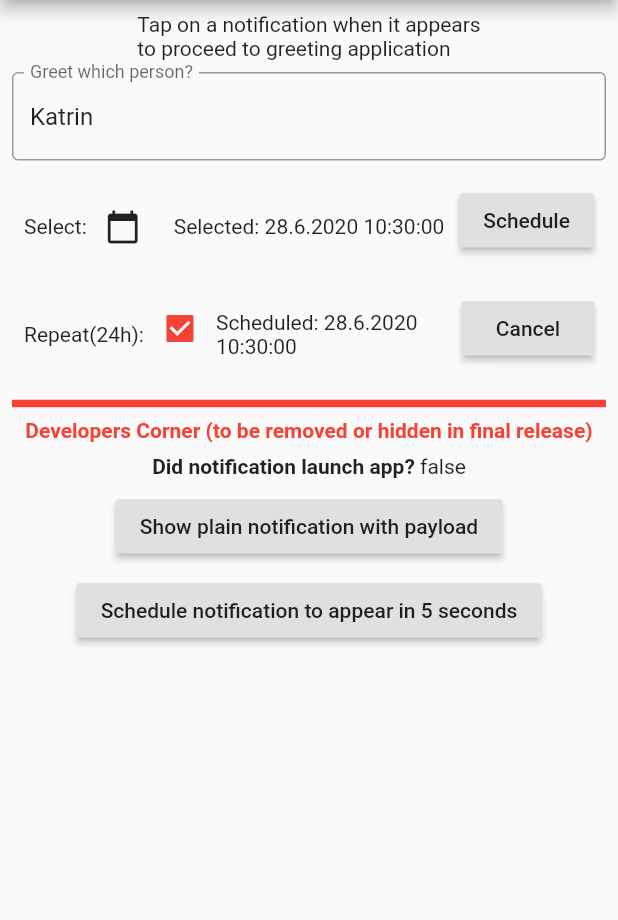
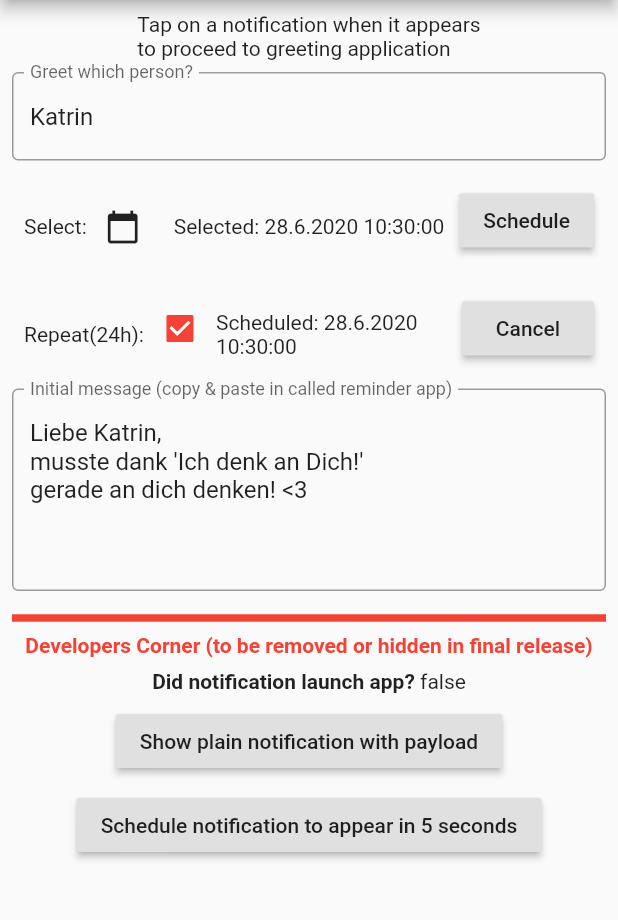
Before and after one commit to ascheman/ichdenkandich, a Flutter app: the screen it shows after launch, after a tap on "Schedule", on a phone screen of 412 x 824 dp, the part 84-1004 px from its top. Run offline on Flutter 3.47's test engine with Material 2 defaults, Android fonts, the phone set to English and light mode, and no system bars; our stand-ins replace flutter_datetime_picker, flutter_local_notifications, logger, rxdart; missing offline and left inert: clipboard_manager, flutter_appavailability.

Commit message:
Edit greeting message and copy to clipboard to paste

```diff
--- a/lib/launchapplication.dart
+++ b/lib/launchapplication.dart
@@ -10,9 +10,10 @@ import 'package:logger/logger.dart';
 final log = Logger();
 
 class LaunchApplication extends StatefulWidget {
-  LaunchApplication(this.payload);
+  LaunchApplication(this.payload, this.message);
 
   final String payload;
+  final String message;
 
   @override
   State<StatefulWidget> createState() => LaunchApplicationState();
@@ -20,6 +21,7 @@ class LaunchApplication extends StatefulWidget {
 
 class LaunchApplicationState extends State<LaunchApplication> {
   String _payload;
+  String _message;
 
   List<Map<String, String>> installedApps;
 
@@ -64,6 +66,7 @@ class LaunchApplicationState extends State<LaunchApplication> {
   void initState() {
     super.initState();
     _payload = widget.payload;
+    _message = widget.message;
   }
 
   @override
@@ -71,7 +74,7 @@ class LaunchApplicationState extends State<LaunchApplication> {
     if (installedApps == null) {
       getApps();
     }
-    ClipboardManager.copyToClipBoard("Liebe $_payload, ich musste gerade an dich denken!");
+    ClipboardManager.copyToClipBoard(_message);
     return Scaffold(
       appBar: AppBar(
         title: Text('Send Greetings to ${(_payload ?? '')} via'),
--- a/lib/main.dart
+++ b/lib/main.dart
@@ -59,6 +59,7 @@ class PaddedRaisedButton extends StatelessWidget {
 }
 
 Future<void> main() async {
+  log.d("Starting main");
   // needed if you intend to initialize in the `main` function
   WidgetsFlutterBinding.ensureInitialized();
 
@@ -86,6 +87,7 @@ Future<void> main() async {
     }
     selectNotificationSubject.add(payload);
   });
+  log.d("Initialized notifications");
 
   runApp(IchDenkAnDichApp());
 }
@@ -128,6 +130,7 @@ class _MyHomePageState extends State<MyHomePage> {
   final testScheduledNotificationDelay = 5;
 
   String targetPerson = "Katrin";
+  String message;
 
   // TODO provide value type (with proper formatting of value for output)
   DateTime selectedDateTime;
@@ -148,6 +151,7 @@ class _MyHomePageState extends State<MyHomePage> {
     _configureSelectNotificationSubject();
     setSelectedDateTime(DateTime.now());
     setScheduledDateTime(null);
+    message = "Liebe $targetPerson,\nmusste dank '$ichDenkAnDich'\ngerade an dich denken! <3";
   }
 
   void _requestIOSPermissions() {
@@ -184,7 +188,7 @@ class _MyHomePageState extends State<MyHomePage> {
                   context,
                   MaterialPageRoute(
                     builder: (context) =>
-                        LaunchApplication(receivedNotification.payload),
+                        LaunchApplication(receivedNotification.payload, message),
                   ),
                 );
               },
@@ -204,7 +208,7 @@ class _MyHomePageState extends State<MyHomePage> {
       });
       await Navigator.push(
         context,
-        MaterialPageRoute(builder: (context) => LaunchApplication(payload)),
+        MaterialPageRoute(builder: (context) => LaunchApplication(payload, message)),
       );
     });
   }
@@ -359,6 +363,21 @@ class _MyHomePageState extends State<MyHomePage> {
                     ],
                   ),
                 ),
+                Padding(
+                    padding: EdgeInsets.fromLTRB(0.0, 0.0, 0.0, 8.0),
+                    child: TextFormField(
+                      decoration: InputDecoration(
+                        border: OutlineInputBorder(),
+                        labelText: 'Initial message (copy & paste in called reminder app)',
+                      ),
+                      initialValue: message,
+                      maxLines: 5,
+                      onChanged: (String textinput) {
+                        setState(() {
+                          message = textinput;
+                        });
+                      },
+                    )),
                 const Divider(
                   color: Colors.red,
                   height: 20,
```
Also changed, not shown: 1 other file.
